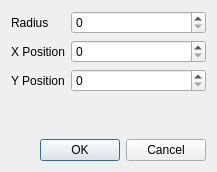
First picture: the form in app/drawcircledialog.ui, repository bruceoutdoors/DrawingApp, before the edit.
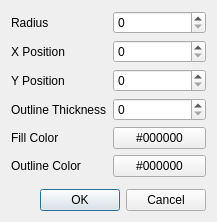
Second picture: the form after the edit.

Commit message: draw dialog now can change fill color, line color

```diff
--- a/app/drawcircledialog.ui
+++ b/app/drawcircledialog.ui
@@ -7,7 +7,7 @@
     <x>0</x>
     <y>0</y>
     <width>217</width>
-    <height>172</height>
+    <height>222</height>
    </rect>
   </property>
   <property name="windowTitle">
@@ -61,6 +61,50 @@
        </property>
       </widget>
      </item>
+     <item row="4" column="0">
+      <widget class="QLabel" name="label_4">
+       <property name="text">
+        <string>Outline Thickness</string>
+       </property>
+      </widget>
+     </item>
+     <item row="4" column="1">
+      <widget class="QSpinBox" name="OutlineThicknessSpinBox"/>
+     </item>
+     <item row="5" column="0">
+      <widget class="QLabel" name="label_5">
+       <property name="text">
+        <string>Fill Color</string>
+       </property>
+      </widget>
+     </item>
+     <item row="5" column="1">
+      <widget class="QPushButton" name="FillBtn">
+       <property name="autoFillBackground">
+        <bool>true</bool>
+       </property>
+       <property name="text">
+        <string>#000000</string>
+       </property>
+       <property name="flat">
+        <bool>false</bool>
+       </property>
+      </widget>
+     </item>
+     <item row="6" column="0">
+      <widget class="QLabel" name="label_6">
+       <property name="text">
+        <string>Outline Color</string>
+       </property>
+      </widget>
+     </item>
+     <item row="6" column="1">
+      <widget class="QPushButton" name="OutlineBtn">
+       <property name="text">
+        <string>#000000</string>
+       </property>
+      </widget>
+     </item>
     </layout>
    </item>
    <item>
```
The commit also changes 5 other files.
